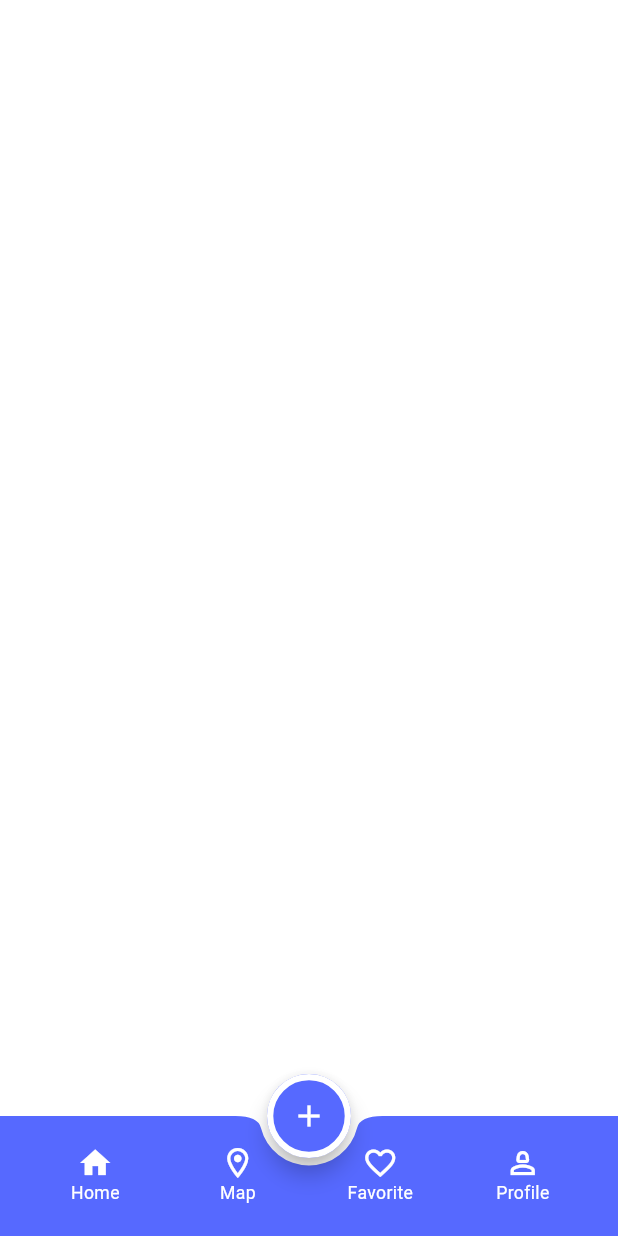
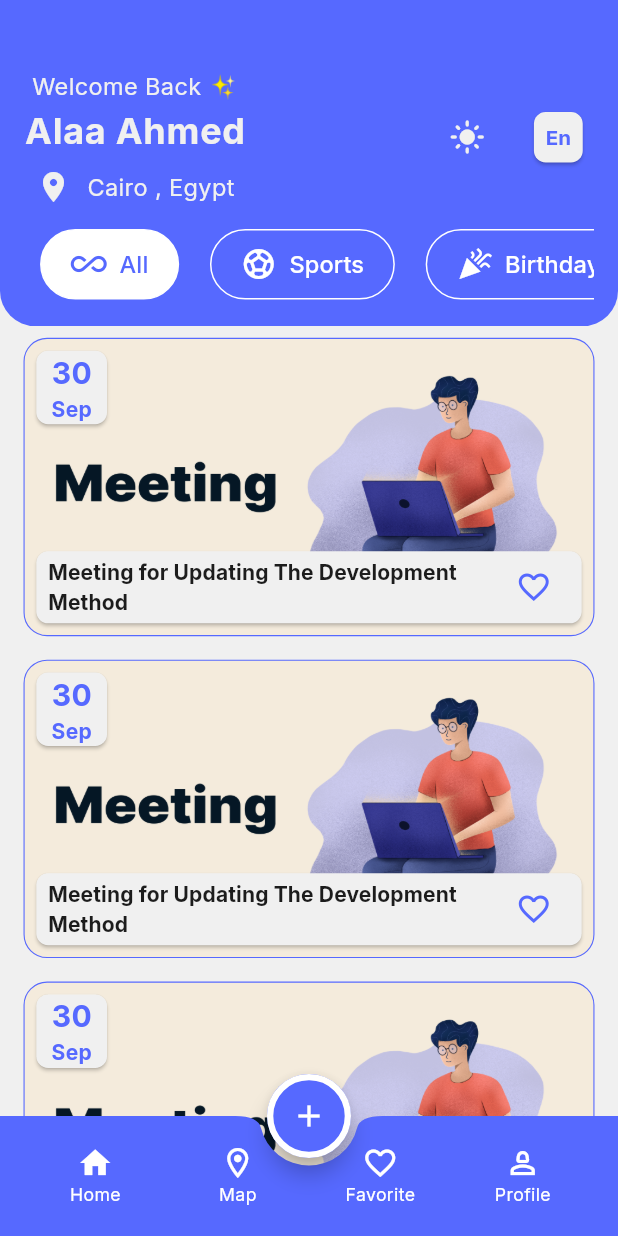
Before and after one commit to AlaaAlprol2003/Event_planning_app-flutter, a Flutter app: the screen it shows after launch, on a phone screen of 412 x 824 dp. Run offline on Flutter 3.47's test engine with Material 3 defaults, Android fonts, the phone set to English and light mode, and no system bars; our stand-ins replace flutter_screenutil, google_fonts.

Commit message:
finished home tab ui

```diff
--- a/lib/config/theme/theme_manager.dart
+++ b/lib/config/theme/theme_manager.dart
@@ -85,6 +85,26 @@ class ThemeManager {
         fontWeight: FontWeight.w500,
         color: ColorsManager.black1c,
       ),
+      bodyMedium: GoogleFonts.inter(
+        fontSize: 16.sp,
+        fontWeight: FontWeight.w400,
+        color: ColorsManager.whiteBlue,
+      ),
+      bodyLarge: GoogleFonts.inter(
+        fontSize: 24,
+        fontWeight: FontWeight.bold,
+        color: ColorsManager.whiteBlue,
+      ),
+      headlineSmall: GoogleFonts.inter(
+        fontSize: 14.sp,
+        fontWeight: FontWeight.bold,
+        color: ColorsManager.blue,
+      ),
+      titleSmall: GoogleFonts.inter(
+        fontSize: 14,
+        fontWeight: FontWeight.bold,
+        color: ColorsManager.black1c,
+      ),
     ),
     outlinedButtonTheme: OutlinedButtonThemeData(
       style: OutlinedButton.styleFrom(
@@ -95,6 +115,13 @@ class ThemeManager {
         ),
       ),
     ),
+    cardTheme: CardThemeData(
+      color: ColorsManager.whiteBlue,
+      margin: REdgeInsets.all(8),
+      shape: RoundedRectangleBorder(
+        borderRadius: BorderRadiusGeometry.circular(8.r),
+      ),
+    ),
   );
   static final ThemeData dark = ThemeData();
 }
--- /dev/null
+++ b/lib/core/extensions/date_extension.dart
@@ -0,0 +1,8 @@
+import 'package:intl/intl.dart';
+
+extension DateExtension on DateTime {
+  String get viewMonthName {
+    DateFormat formatter = DateFormat("MMM");
+    return formatter.format(this);
+  }
+}
--- a/lib/core/resources/assets_manager.dart
+++ b/lib/core/resources/assets_manager.dart
@@ -1,6 +1,14 @@
-abstract class ImageAssets{
+abstract class ImageAssets {
   static const String base = "assets/images";
   static const String eventlyLogo = "$base/evently_logo.png";
   static const String googleIcon = "$base/google_icon.png";
-
+  static const String birthDay = "$base/birthday_event.png";
+  static const String bookClub = "$base/bookclub_event.png";
+  static const String eating = "$base/eating_event.png";
+  static const String exhibition = "$base/exhibition_event.png";
+  static const String gaming = "$base/gaming_event.png";
+  static const String holiday = "$base/holiday_event.png";
+  static const String meeting = "$base/meeting_event.png";
+  static const String sport = "$base/sport_event.png";
+  static const String workShop = "$base/workshop_event.png";
 }
--- /dev/null
+++ b/lib/core/widgets/custom_tabbar.dart
@@ -0,0 +1,59 @@
+import 'package:evently_app/features/main_layout/home/tab_bar_item.dart';
+import 'package:evently_app/models/category_model.dart';
+import 'package:flutter/foundation.dart';
+import 'package:flutter/material.dart';
+import 'package:flutter_screenutil/flutter_screenutil.dart';
+
+class CustomTabbar extends StatefulWidget {
+  const CustomTabbar({
+    super.key,
+    required this.selectedBgColor,
+    required this.selectedFgColor,
+    required this.unSelectedBgColor,
+    required this.unSelectedFgColor, required this.category,
+
+  });
+  final Color selectedBgColor;
+  final Color selectedFgColor;
+  final Color unSelectedBgColor;
+  final Color unSelectedFgColor;
+  final List<CategoryModel> category;
+
+  @override
+  State<CustomTabbar> createState() => _CustomTabbarState();
+}
+
+class _CustomTabbarState extends State<CustomTabbar> {
+  int selectedIndex = 0;
+
+  @override
+  Widget build(BuildContext context) {
+    return DefaultTabController(
+      length: widget.category.length,
+      child: TabBar(
+        onTap: (newIndex) {
+          selectedIndex = newIndex;
+          setState(() {});
+        },
+        indicatorColor: Colors.transparent,
+        dividerColor: Colors.transparent,
+        labelPadding: REdgeInsets.symmetric(horizontal: 10.w),
+        tabAlignment: TabAlignment.start,
+        isScrollable: true,
+        padding: EdgeInsets.symmetric(vertical: 16.h),
+        tabs: widget.category.map((item) => TabBarItem(
+                category: item,
+                selectedBgColor: widget.selectedBgColor,
+                unSelectedBgColor: widget.unSelectedBgColor,
+                selectedFgColor: widget.selectedFgColor,
+                unSelectedFgColor: widget.unSelectedFgColor,
+                isSelected:
+                    selectedIndex ==
+                    widget.category.indexOf(item),
+              ),
+            )
+            .toList(),
+      ),
+    );
+  }
+}
--- /dev/null
+++ b/lib/core/widgets/event_item.dart
@@ -0,0 +1,98 @@
+import 'package:evently_app/core/extensions/date_extension.dart';
+import 'package:evently_app/core/resources/colors_manager.dart';
+import 'package:evently_app/models/event_model.dart';
+import 'package:flutter/material.dart';
+import 'package:flutter_screenutil/flutter_screenutil.dart';
+import 'package:google_fonts/google_fonts.dart';
+import 'package:intl/intl.dart';
+
+class EventItem extends StatefulWidget {
+  const EventItem({super.key, required this.event});
+  final EventModel event;
+
+  @override
+  State<EventItem> createState() => _EventItemState();
+}
+
+class _EventItemState extends State<EventItem> {
+  bool isFavorite = false;
+  @override
+  Widget build(BuildContext context) {
+    return Container(
+      width: double.infinity,
+      height: 203.h,
+      margin: REdgeInsets.symmetric(horizontal: 16, vertical: 8),
+      decoration: BoxDecoration(
+        image: DecorationImage(
+          image: AssetImage(widget.event.category.imagePath),
+          fit: BoxFit.fill,
+        ),
+        borderRadius: BorderRadius.circular(16.r),
+        border: Border.all(color: ColorsManager.blue, width: 0.7.w),
+      ),
+      child: Column(
+        crossAxisAlignment: CrossAxisAlignment.start,
+        children: [
+          Card(
+            child: Padding(
+              padding: EdgeInsets.symmetric(horizontal: 10.0),
+              child: Column(
+                children: [
+                  Text(
+                    widget.event.dateTime.day.toString(),
+                    style: GoogleFonts.inter(
+                      fontSize: 20,
+                      fontWeight: FontWeight.bold,
+                      color: ColorsManager.blue,
+                    ),
+                  ),
+                  Text(
+                    widget.event.dateTime.viewMonthName,
+                    style: GoogleFonts.inter(
+                      fontSize: 14,
+                      fontWeight: FontWeight.bold,
+                      color: ColorsManager.blue,
+                    ),
+                  ),
+                ],
+              ),
+            ),
+          ),
+          Spacer(),
+          Card(
+            child: Padding(
+              padding: REdgeInsets.symmetric(horizontal: 8),
+              child: Row(
+                children: [
+                  Expanded(
+                    child: Text(
+                      maxLines: 3,
+                      overflow: TextOverflow.ellipsis,
+                      widget.event.title,
+                      style: Theme.of(context).textTheme.titleSmall,
+                    ),
+                  ),
+
+                  IconButton(
+                    onPressed: () {
+
+                      setState(() {
+                         isFavorite = !isFavorite;
+                      });
+                    },
+                    icon: Icon(isFavorite?
+                      Icons.favorite:Icons.favorite_border_outlined,
+                      color: ColorsManager.blue,
+                    ),
+                  ),
+                ],
+              ),
+            ),
+          ),
+        ],
+      ),
+    );
+  }
+
+
+}
--- a/lib/features/main_layout/home/home_fregment.dart
+++ b/lib/features/main_layout/home/home_fregment.dart
@@ -1,12 +1,117 @@
+import 'package:evently_app/core/resources/colors_manager.dart';
+import 'package:evently_app/core/widgets/custom_tabbar.dart';
+import 'package:evently_app/core/widgets/event_item.dart';
+
+import 'package:evently_app/models/category_model.dart';
+import 'package:evently_app/models/event_model.dart';
+
 import 'package:flutter/material.dart';
+import 'package:flutter_screenutil/flutter_screenutil.dart';
 
-class HomeFregment extends StatelessWidget {
+class HomeFregment extends StatefulWidget {
   const HomeFregment({super.key});
 
   @override
+  State<HomeFregment> createState() => _HomeFregmentState();
+}
+
+class _HomeFregmentState extends State<HomeFregment> {
+  int selectedIndex = 0;
+  @override
   Widget build(BuildContext context) {
-    return Container(
-      color: Colors.white,
+    return Column(
+      children: [
+        Container(
+          padding: REdgeInsets.only(top: 48.h, left: 16.w, right: 16),
+
+          width: double.infinity,
+          decoration: BoxDecoration(
+            color: ColorsManager.blue,
+            borderRadius: BorderRadius.vertical(bottom: Radius.circular(24.r)),
+          ),
+          child: Column(
+            children: [
+              Row(
+                children: [
+                  Column(
+                    children: [
+                      Text(
+                        "Welcome Back ✨",
+                        style: Theme.of(context).textTheme.bodyMedium,
+                      ),
+
+                      Text(
+                        "Alaa Ahmed",
+                        style: Theme.of(context).textTheme.bodyLarge,
+                      ),
+                      SizedBox(height: 8.h),
+                      Row(
+                        children: [
+                          Icon(
+                            Icons.location_on,
+                            color: ColorsManager.whiteBlue,
+                          ),
+                          SizedBox(width: 10.w),
+                          Text(
+                            "Cairo , Egypt",
+                            style: Theme.of(context).textTheme.bodyMedium,
+                          ),
+                        ],
+                      ),
+                    ],
+                  ),
+                  Spacer(),
+                  Row(
+                    children: [
+                      IconButton(onPressed: (){}, icon: Icon (Icons.light_mode, color: ColorsManager.whiteBlue)),
+                      SizedBox(width: 12.w),
+                      GestureDetector(
+                        child: Card(
+                          color: ColorsManager.whiteBlue,
+                          shape: RoundedRectangleBorder(
+                            borderRadius: BorderRadius.circular(8.r),
+                          ),
+                          child: Padding(
+                            padding: REdgeInsets.all(8.0),
+                            child: Text(
+                              "En",
+                              style: Theme.of(context).textTheme.headlineSmall,
+                            ),
+                          ),
+                        ),
+                      ),
+                    ],
+                  ),
+                ],
+              ),
+              CustomTabbar(
+                category: CategoryModel.tabBarItemsWithAll,
+                selectedBgColor: ColorsManager.white,
+                selectedFgColor: ColorsManager.blue,
+                unSelectedBgColor: Colors.transparent,
+                unSelectedFgColor: ColorsManager.white,
+              ),
+            ],
+          ),
+        ),
+        Expanded(
+          child: ListView.builder(
+
+            itemBuilder: (context, index) => EventItem(
+              event: EventModel(
+                category: CategoryModel.tabBarItems[2],
+                title: "Meeting for Updating The Development Method ",
+                description: "Meeting for Updating The Development Method ",
+                dateTime: DateTime.now(),
+                timeOfDay: TimeOfDay.now(),
+              ),
+            ),
+
+            itemCount: 20,
+          ),
+        ),
+
+      ],
     );
   }
 }
--- /dev/null
+++ b/lib/features/main_layout/home/tab_bar_item.dart
@@ -0,0 +1,54 @@
+import 'package:evently_app/core/resources/colors_manager.dart';
+import 'package:evently_app/models/category_model.dart';
+import 'package:flutter/material.dart';
+import 'package:flutter_screenutil/flutter_screenutil.dart';
+import 'package:google_fonts/google_fonts.dart';
+
+class TabBarItem extends StatelessWidget {
+  const TabBarItem({
+    super.key,
+    required this.category,
+    required this.selectedBgColor,
+    required this.selectedFgColor,
+    required this.unSelectedBgColor,
+    required this.unSelectedFgColor,
+    required this.isSelected,
+  });
+  final CategoryModel category;
+  final Color selectedBgColor;
+  final Color selectedFgColor;
+  final Color unSelectedBgColor;
+  final Color unSelectedFgColor;
+  final bool isSelected;
+
+  @override
+  Widget build(BuildContext context) {
+    return Container(
+      padding: REdgeInsets.symmetric(horizontal: 19.w, vertical: 11.h),
+
+      decoration: BoxDecoration(
+        color: isSelected ? selectedBgColor : unSelectedBgColor,
+
+        borderRadius: BorderRadius.circular(46.r),
+        border: Border.all(color: selectedBgColor)
+      ),
+      child: Row(
+        children: [
+          Icon(
+            category.icon,
+            color: isSelected ? selectedFgColor : unSelectedFgColor,
+          ),
+          SizedBox(width: 8.w),
+          Text(
+            category.name,
+            style: GoogleFonts.inter(
+              fontSize: 16.sp,
+              fontWeight: FontWeight.w500,
+              color: isSelected ? selectedFgColor : unSelectedFgColor,
+            ),
+          ),
+        ],
+      ),
+    );
+  }
+}
--- /dev/null
+++ b/lib/models/category_model.dart
@@ -0,0 +1,135 @@
+import 'package:evently_app/core/resources/assets_manager.dart';
+import 'package:flutter/material.dart';
+
+class CategoryModel {
+  String id;
+  String name;
+  IconData icon;
+  String imagePath;
+
+  CategoryModel({
+    required this.id,
+    required this.name,
+    required this.icon,
+    required this.imagePath,
+  });
+
+  static List<CategoryModel> tabBarItemsWithAll = [
+    CategoryModel(
+      id: '0',
+      name: 'All',
+      icon: Icons.all_inclusive,
+      imagePath: '',
+    ),
+    CategoryModel(
+      id: '1',
+      name: 'Sports',
+      icon: Icons.sports_soccer_rounded,
+      imagePath: ImageAssets.sport,
+    ),
+    CategoryModel(
+      id: '2',
+      name: 'Birthday',
+      icon: Icons.celebration,
+      imagePath: ImageAssets.birthDay,
+    ),
+    CategoryModel(
+      id: '3',
+      name: 'Meeting',
+      icon: Icons.groups_2_rounded,
+      imagePath: ImageAssets.meeting,
+    ),
+    CategoryModel(
+      id: '4',
+      name: 'Gaming',
+      icon: Icons.sports_esports_rounded,
+      imagePath: ImageAssets.gaming,
+    ),
+    CategoryModel(
+      id: '5',
+      name: 'Eating',
+      icon: Icons.restaurant,
+      imagePath: ImageAssets.eating,
+    ),
+    CategoryModel(
+      id: '6',
+      name: 'Holiday',
+      icon: Icons.beach_access,
+      imagePath: ImageAssets.holiday,
+    ),
+    CategoryModel(
+      id: '7',
+      name: 'Exhibition',
+      icon: Icons.art_track_outlined,
+      imagePath: ImageAssets.exhibition,
+    ),
+    CategoryModel(
+      id: '8',
+      name: 'Workshop',
+      icon: Icons.work,
+      imagePath: ImageAssets.workShop,
+    ),
+    CategoryModel(
+      id: '9',
+      name: 'Bookclub',
+      icon: Icons.menu_book,
+      imagePath: ImageAssets.bookClub,
+    ),
+  ];
+  static List<CategoryModel> tabBarItems = [
+    CategoryModel(
+      id: '0',
+      name: 'Sports',
+      icon: Icons.sports_soccer_rounded,
+      imagePath: ImageAssets.sport,
+    ),
+    CategoryModel(
+      id: '1',
+      name: 'Birthday',
+      icon: Icons.celebration,
+      imagePath: ImageAssets.birthDay,
+    ),
+    CategoryModel(
+      id: '2',
+      name: 'Meeting',
+      icon: Icons.groups_2_rounded,
+      imagePath: ImageAssets.meeting,
+    ),
+    CategoryModel(
+      id: '3',
+      name: 'Gaming',
+      icon: Icons.sports_esports_rounded,
+      imagePath: ImageAssets.gaming,
+    ),
+    CategoryModel(
+      id: '4',
+      name: 'Eating',
+      icon: Icons.restaurant,
+      imagePath: ImageAssets.eating,
+    ),
+    CategoryModel(
+      id: '5',
+      name: 'Holiday',
+      icon: Icons.beach_access,
+      imagePath: ImageAssets.holiday,
+    ),
+    CategoryModel(
+      id: '6',
+      name: 'Exhibition',
+      icon: Icons.art_track_outlined,
+      imagePath: ImageAssets.exhibition,
+    ),
+    CategoryModel(
+      id: '7',
+      name: 'Workshop',
+      icon: Icons.work,
+      imagePath: ImageAssets.workShop,
+    ),
+    CategoryModel(
+      id: '8',
+      name: 'Bookclub',
+      icon: Icons.menu_book,
+      imagePath: ImageAssets.bookClub,
+    ),
+  ];
+}
--- /dev/null
+++ b/lib/models/event_model.dart
@@ -0,0 +1,18 @@
+import 'package:evently_app/models/category_model.dart';
+import 'package:flutter/material.dart';
+
+class EventModel {
+  CategoryModel category;
+  String title;
+  String description;
+  DateTime dateTime;
+  TimeOfDay timeOfDay;
+
+  EventModel({
+    required this.category,
+    required this.title,
+    required this.description,
+    required this.dateTime,
+    required this.timeOfDay,
+  });
+}
--- a/pubspec.yaml
+++ b/pubspec.yaml
@@ -36,6 +36,7 @@ dependencies:
   cupertino_icons: ^1.0.8
   flutter_screenutil: ^5.9.3
   google_fonts: ^6.3.1
+  intl: ^0.20.2
 
 dev_dependencies:
   flutter_test:
```
Also changed, not shown: assets/images/birthday_event.png (added), assets/images/bookclub_event.png (added), assets/images/eating_event.png (added), assets/images/exhibition_event.png (added), assets/images/gaming_event.png (added), assets/images/holiday_event.png (added), assets/images/meeting_event.png (added), assets/images/sport_event.png (added), assets/images/workshop_event.png (added), pubspec.lock.
